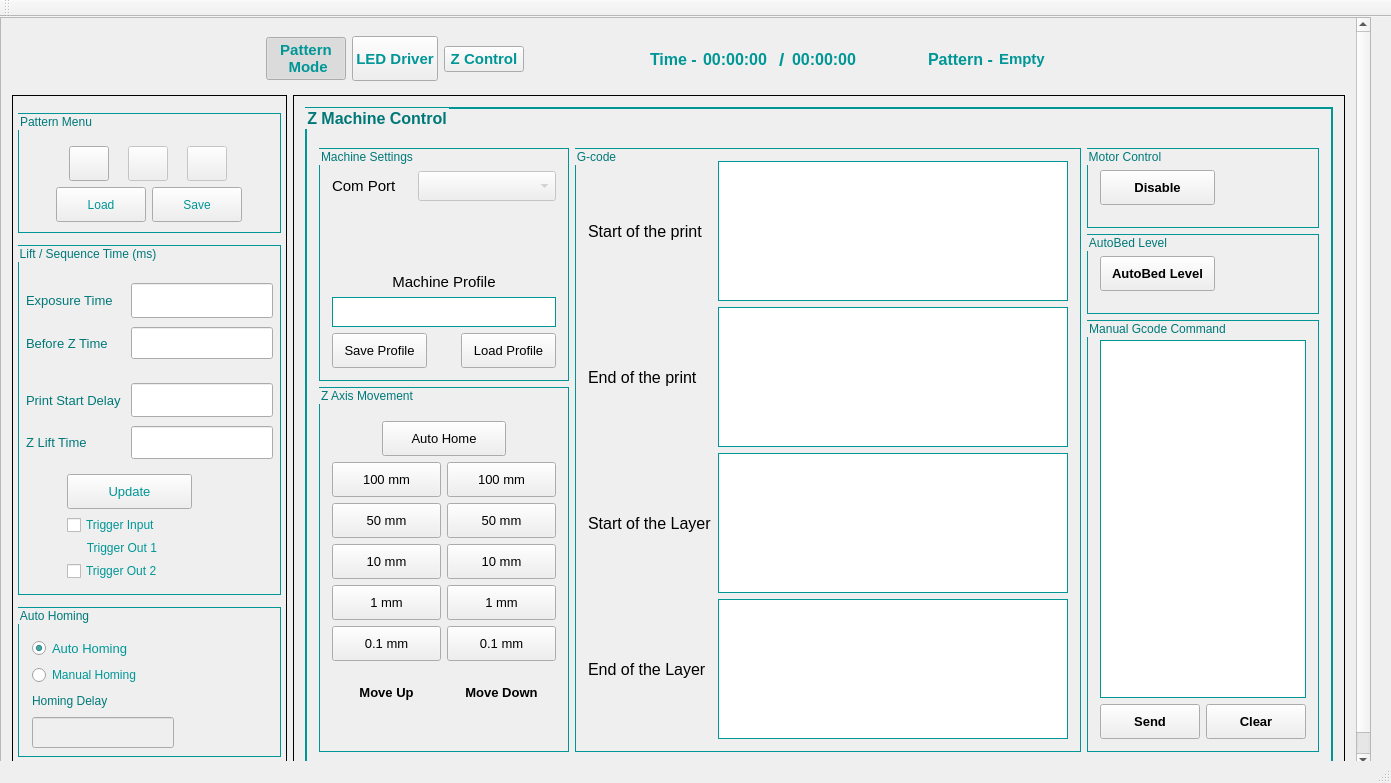
This is mainwindow.ui in jariwalarobotics/DLP-Software as Qt 5 draws it before an edit. The edited form follows.
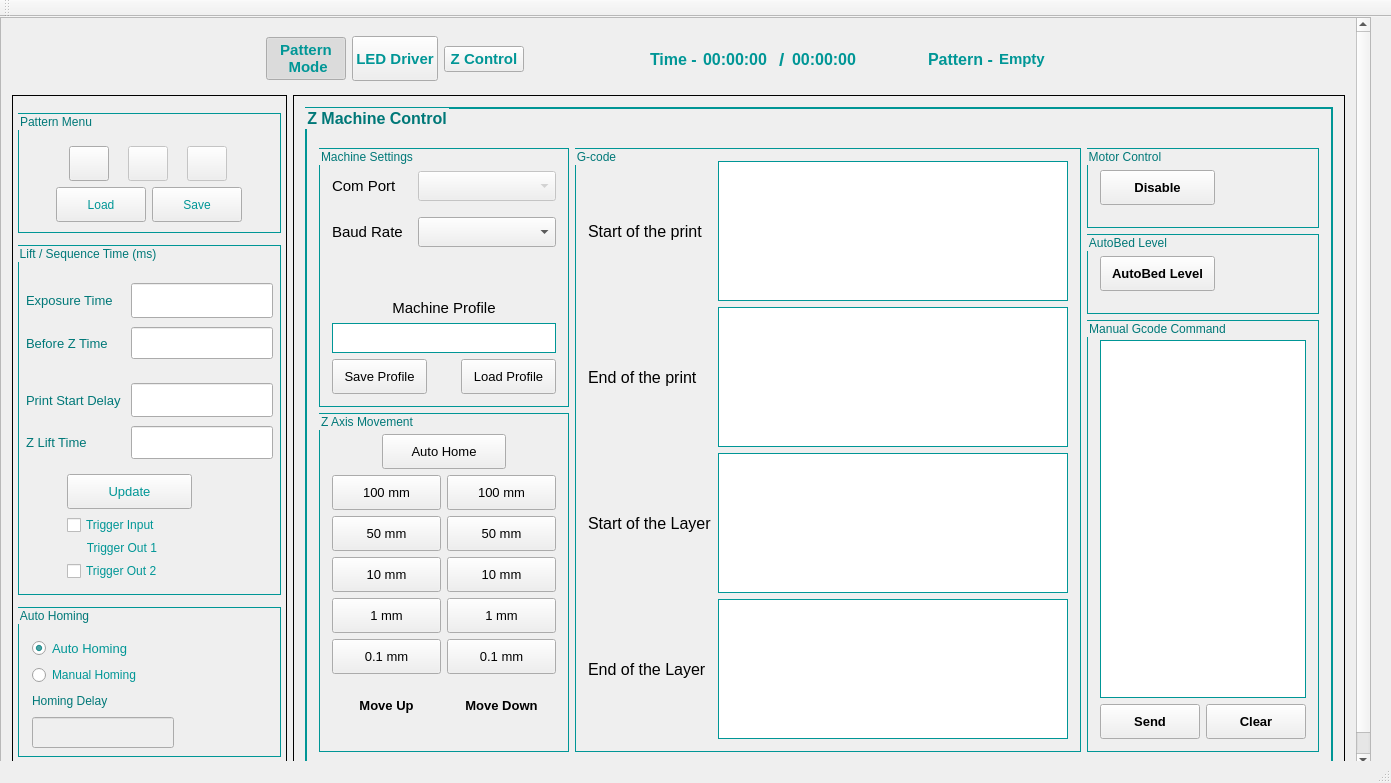
This is the edited form. The open tabs and pages were chosen to show the change. Icons and pictures are not drawn.

The edit to the form file:
```diff
--- a/mainwindow.ui
+++ b/mainwindow.ui
@@ -3069,22 +3069,6 @@
                           <layout class="QVBoxLayout" name="verticalLayout_3">
                            <item>
                             <layout class="QGridLayout" name="gridLayout_37">
-                             <item row="2" column="0">
-                              <spacer name="verticalSpacer_4">
-                               <property name="orientation">
-                                <enum>Qt::Vertical</enum>
-                               </property>
-                               <property name="sizeType">
-                                <enum>QSizePolicy::Fixed</enum>
-                               </property>
-                               <property name="sizeHint" stdset="0">
-                                <size>
-                                 <width>10</width>
-                                 <height>10</height>
-                                </size>
-                               </property>
-                              </spacer>
-                             </item>
                              <item row="0" column="0" colspan="2">
                               <spacer name="verticalSpacer_25">
                                <property name="orientation">
@@ -3101,34 +3085,6 @@
                                </property>
                               </spacer>
                              </item>
-                             <item row="3" column="0" colspan="2">
-                              <widget class="QLabel" name="BoardStatus">
-                               <property name="minimumSize">
-                                <size>
-                                 <width>0</width>
-                                 <height>30</height>
-                                </size>
-                               </property>
-                               <property name="maximumSize">
-                                <size>
-                                 <width>16777215</width>
-                                 <height>30</height>
-                                </size>
-                               </property>
-                               <property name="font">
-                                <font>
-                                 <family>Arial</family>
-                                 <pointsize>11</pointsize>
-                                </font>
-                               </property>
-                               <property name="styleSheet">
-                                <string notr="true">QLabel{border:0px}</string>
-                               </property>
-                               <property name="text">
-                                <string/>
-                               </property>
-                              </widget>
-                             </item>
                              <item row="1" column="1">
                               <widget class="QComboBox" name="SerialPort">
                                <property name="enabled">
@@ -3188,7 +3144,119 @@
                                </property>
                               </widget>
                              </item>
-                             <item row="4" column="0">
+                             <item row="5" column="0">
+                              <widget class="QLabel" name="label_5">
+                               <property name="font">
+                                <font>
+                                 <family>Arial</family>
+                                 <pointsize>11</pointsize>
+                                </font>
+                               </property>
+                               <property name="text">
+                                <string>Baud Rate</string>
+                               </property>
+                              </widget>
+                             </item>
+                             <item row="6" column="0" colspan="2">
+                              <widget class="QLabel" name="BoardStatus">
+                               <property name="minimumSize">
+                                <size>
+                                 <width>0</width>
+                                 <height>30</height>
+                                </size>
+                               </property>
+                               <property name="maximumSize">
+                                <size>
+                                 <width>16777215</width>
+                                 <height>30</height>
+                                </size>
+                               </property>
+                               <property name="font">
+                                <font>
+                                 <family>Arial</family>
+                                 <pointsize>11</pointsize>
+                                </font>
+                               </property>
+                               <property name="styleSheet">
+                                <string notr="true">QLabel{border:0px}</string>
+                               </property>
+                               <property name="text">
+                                <string/>
+                               </property>
+                              </widget>
+                             </item>
+                             <item row="5" column="1">
+                              <widget class="QComboBox" name="Baudrate">
+                               <property name="sizePolicy">
+                                <sizepolicy hsizetype="Preferred" vsizetype="Preferred">
+                                 <horstretch>0</horstretch>
+                                 <verstretch>0</verstretch>
+                                </sizepolicy>
+                               </property>
+                               <property name="minimumSize">
+                                <size>
+                                 <width>0</width>
+                                 <height>30</height>
+                                </size>
+                               </property>
+                               <property name="font">
+                                <font>
+                                 <family>Arial</family>
+                                 <pointsize>11</pointsize>
+                                </font>
+                               </property>
+                               <property name="currentIndex">
+                                <number>-1</number>
+                               </property>
+                               <item>
+                                <property name="text">
+                                 <string>9600</string>
+                                </property>
+                               </item>
+                               <item>
+                                <property name="text">
+                                 <string>56000</string>
+                                </property>
+                               </item>
+                               <item>
+                                <property name="text">
+                                 <string>76800</string>
+                                </property>
+                               </item>
+                               <item>
+                                <property name="text">
+                                 <string>115200</string>
+                                </property>
+                               </item>
+                               <item>
+                                <property name="text">
+                                 <string>250000</string>
+                                </property>
+                               </item>
+                               <item>
+                                <property name="text">
+                                 <string>256000</string>
+                                </property>
+                               </item>
+                              </widget>
+                             </item>
+                             <item row="7" column="0">
+                              <spacer name="verticalSpacer_4">
+                               <property name="orientation">
+                                <enum>Qt::Vertical</enum>
+                               </property>
+                               <property name="sizeType">
+                                <enum>QSizePolicy::Fixed</enum>
+                               </property>
+                               <property name="sizeHint" stdset="0">
+                                <size>
+                                 <width>10</width>
+                                 <height>10</height>
+                                </size>
+                               </property>
+                              </spacer>
+                             </item>
+                             <item row="2" column="0">
                               <spacer name="verticalSpacer_5">
                                <property name="orientation">
                                 <enum>Qt::Vertical</enum>
@@ -3198,8 +3266,8 @@
                                </property>
                                <property name="sizeHint" stdset="0">
                                 <size>
-                                 <width>20</width>
-                                 <height>20</height>
+                                 <width>10</width>
+                                 <height>10</height>
                                 </size>
                                </property>
                               </spacer>
```
Left out of the diff: 2 changed lines with no effect on the pictures.
